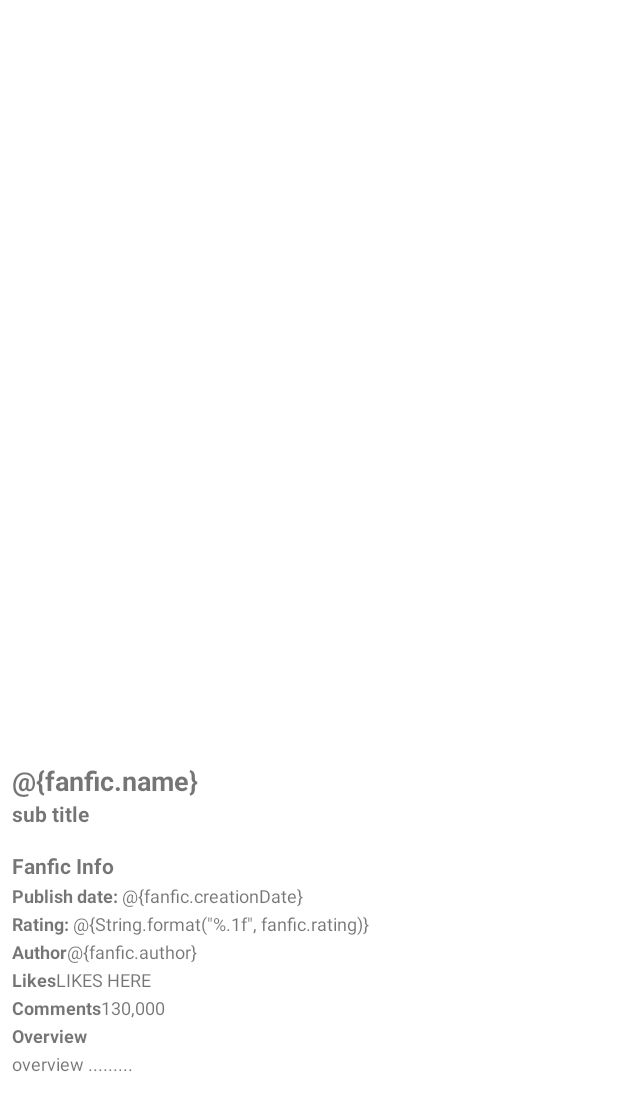
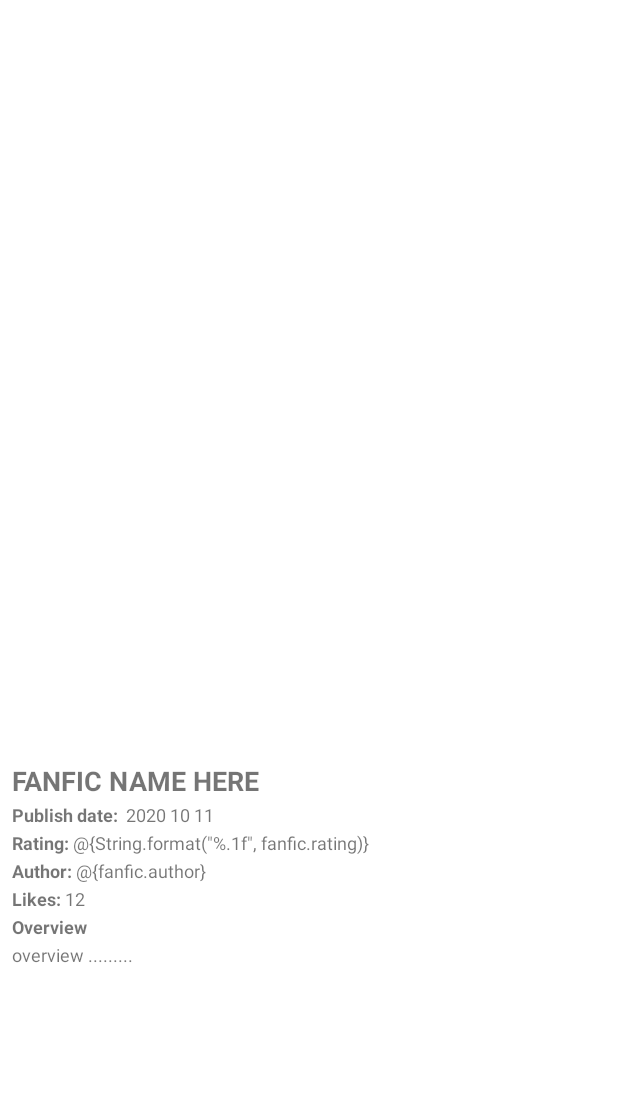
Before and after one commit to PfcRico/FanficApp, an Android app: the layout activity_single_fanfic.xml on its own in the app's theme, with its tools: preview values and no code run, on a phone screen of 412 x 824 dp. Shown: the top 1111 px of the screen. Run offline under Robolectric (Android 15) with nearby library versions, the phone set to English and light mode, and no system bars; network calls fail.

Commit message:
fix: names conflict resolved

```diff
--- a/app/src/main/res/layout/activity_single_fanfic.xml
+++ b/app/src/main/res/layout/activity_single_fanfic.xml
@@ -58,25 +58,12 @@
                             android:id="@+id/fanfic_title"
                             android:layout_width="wrap_content"
                             android:layout_height="wrap_content"
-                            android:text="@{fanfic.name}"
+                            android:text="FANFIC NAME HERE"
                             android:textSize="18sp"
                             android:textStyle="bold" />
 
-                        <TextView
-                            android:id="@+id/fanfic_tagline"
-                            android:layout_width="wrap_content"
-                            android:layout_height="wrap_content"
-                            android:text="sub title"
-                            android:textSize="14sp"
-                            android:textStyle="bold" />
 
-                        <TextView
-                            android:layout_width="wrap_content"
-                            android:layout_height="wrap_content"
-                            android:layout_marginTop="15dp"
-                            android:text="Fanfic Info"
-                            android:textSize="14sp"
-                            android:textStyle="bold" />
+
 
                         <LinearLayout
                             android:layout_width="match_parent"
@@ -96,7 +83,7 @@
                                 android:layout_width="wrap_content"
                                 android:layout_height="wrap_content"
                                 android:layout_marginTop="2dp"
-                                android:text="@{fanfic.creationDate}"
+                                android:text=" 2020 10 11"
                                 android:textSize="12sp" />
                         </LinearLayout>
 
@@ -131,7 +118,7 @@
                                 android:layout_width="wrap_content"
                                 android:layout_height="wrap_content"
                                 android:layout_marginTop="2dp"
-                                android:text="Author"
+                                android:text="Author: "
                                 android:textSize="12sp"
                                 android:textStyle="bold" />
 
@@ -153,7 +140,7 @@
                                 android:layout_width="wrap_content"
                                 android:layout_height="wrap_content"
                                 android:layout_marginTop="2dp"
-                                android:text="Likes"
+                                android:text="Likes: "
                                 android:textSize="12sp"
                                 android:textStyle="bold" />
 
@@ -162,7 +149,7 @@
                                 android:layout_width="wrap_content"
                                 android:layout_height="wrap_content"
                                 android:layout_marginTop="2dp"
-                                android:text="LIKES HERE"
+                                android:text="12"
                                 android:textSize="12sp" />
                         </LinearLayout>
 
@@ -171,21 +158,6 @@
                             android:layout_height="match_parent"
                             android:orientation="horizontal">
 
-                            <TextView
-                                android:layout_width="wrap_content"
-                                android:layout_height="wrap_content"
-                                android:layout_marginTop="2dp"
-                                android:text="Comments"
-                                android:textSize="12sp"
-                                android:textStyle="bold" />
-
-                            <TextView
-                                android:id="@+id/fanfic_comments"
-                                android:layout_width="wrap_content"
-                                android:layout_height="wrap_content"
-                                android:layout_marginTop="2dp"
-                                android:text="130,000"
-                                android:textSize="12sp" />
                         </LinearLayout>
 
                         <TextView
--- a/app/src/main/res/layout/fanfic_list_item.xml
+++ b/app/src/main/res/layout/fanfic_list_item.xml
@@ -35,14 +35,26 @@
             android:text="fanfic"
             android:textSize="12sp" />
 
+
+
         <TextView
             android:id="@+id/fanfic_publish"
             android:layout_width="wrap_content"
             android:layout_height="wrap_content"
             android:layout_marginStart="4dp"
             android:layout_marginBottom="4dp"
-            android:maxLength="4"
+            android:maxLength="20"
             android:text="2019"
+            android:textSize="12sp" />
+
+        <TextView
+            android:id="@+id/fandom"
+            android:layout_width="wrap_content"
+            android:layout_height="wrap_content"
+            android:layout_marginStart="4dp"
+            android:layout_marginBottom="4dp"
+            android:maxLength="20"
+            android:text="fandom"
             android:textSize="12sp" />
     </LinearLayout>
 </androidx.cardview.widget.CardView>
```
